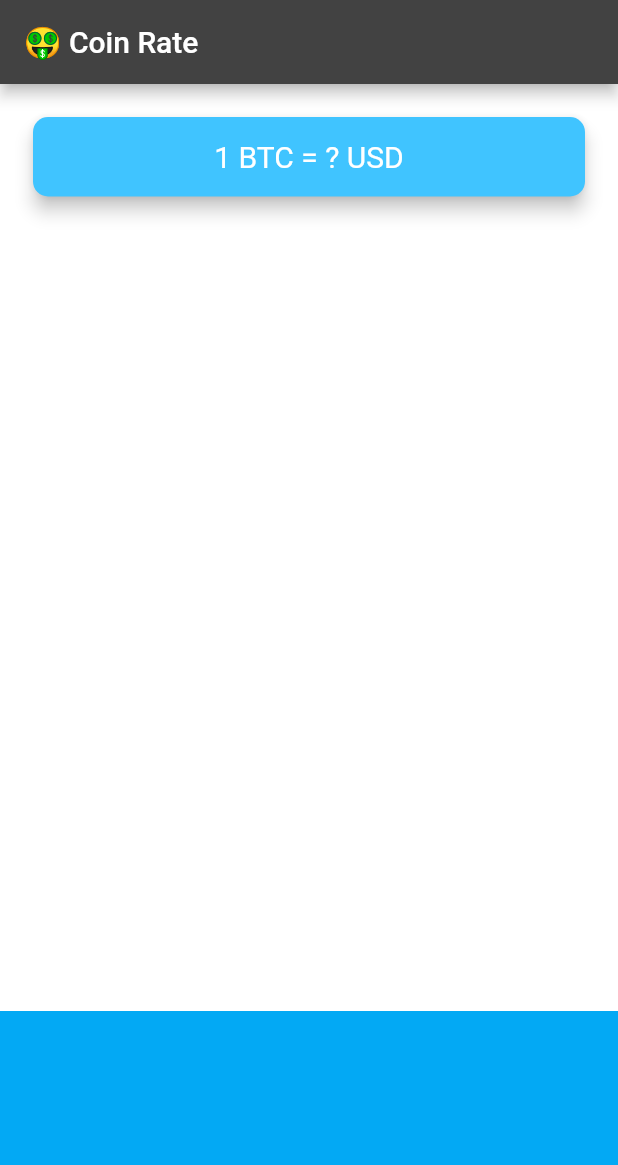
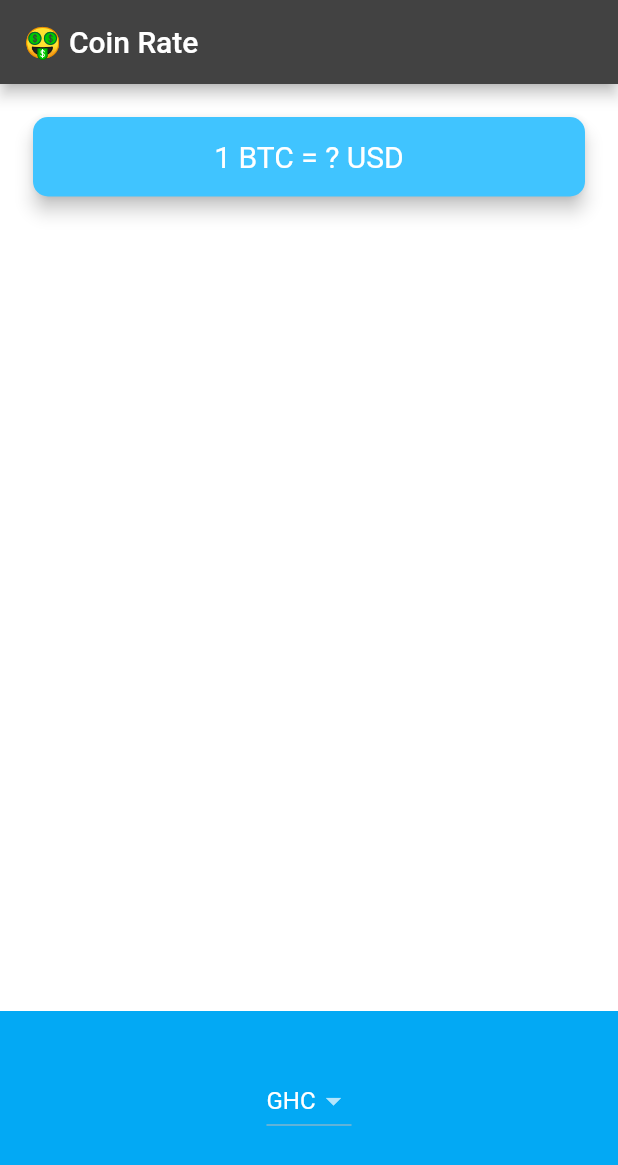
Before and after one commit to Carlysberg/coin-tracker, a Flutter app: the screen it shows after launch, on a phone screen of 412 x 824 dp. Shown: the top 1165 px of the screen. Run offline on Flutter 3.47's test engine with Material 2 defaults, Android fonts, the phone set to English and light mode, and no system bars.

Commit message:
added the drop down menu

```diff
--- a/lib/price_screen.dart
+++ b/lib/price_screen.dart
@@ -1,30 +1,34 @@
 import 'package:flutter/material.dart';
 
 class PriceScreen extends StatefulWidget {
+  const PriceScreen({super.key});
+
   @override
-  _PriceScreenState createState() => _PriceScreenState();
+  PriceScreenState createState() => PriceScreenState();
 }
 
-class _PriceScreenState extends State<PriceScreen> {
+class PriceScreenState extends State<PriceScreen> {
+
+  String pickedCurrency = 'GHC';
   @override
   Widget build(BuildContext context) {
     return Scaffold(
       appBar: AppBar(
-        title: Text('🤑 Coin Rate'),
+        title: const Text('🤑 Coin Rate'),
       ),
       body: Column(
         mainAxisAlignment: MainAxisAlignment.spaceBetween,
         crossAxisAlignment: CrossAxisAlignment.stretch,
         children: <Widget>[
           Padding(
-            padding: EdgeInsets.fromLTRB(18.0, 18.0, 18.0, 0),
+            padding: const EdgeInsets.fromLTRB(18.0, 18.0, 18.0, 0),
             child: Card(
               color: Colors.lightBlueAccent,
               elevation: 5.0,
               shape: RoundedRectangleBorder(
                 borderRadius: BorderRadius.circular(10.0),
               ),
-              child: Padding(
+              child: const Padding(
                 padding: EdgeInsets.symmetric(vertical: 15.0, horizontal: 28.0),
                 child: Text(
                   '1 BTC = ? USD',
@@ -40,9 +44,20 @@ class _PriceScreenState extends State<PriceScreen> {
           Container(
             height: 150.0,
             alignment: Alignment.center,
-            padding: EdgeInsets.only(bottom: 30.0),
+            padding: const EdgeInsets.only(bottom: 30.0),
             color: Colors.lightBlue,
-            child: null,
+            child: DropdownButton(
+                value: pickedCurrency,
+                items: const [
+                  DropdownMenuItem(value: 'USD' ,child: Text('USD')),
+                  DropdownMenuItem(value: 'GHC' ,child: Text('GHC')),
+                  DropdownMenuItem(value: 'GBP' ,child: Text('GBP')),
+                ],
+                onChanged: (newValue){
+                  setState(() {
+                    pickedCurrency = newValue!;
+                  });
+    }),
           ),
         ],
       ),
```
